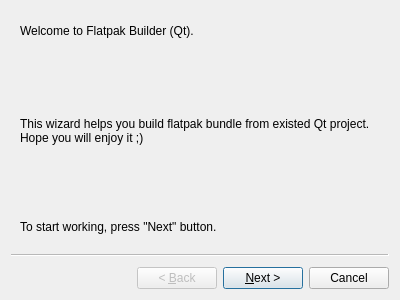
This is buildwizard.ui in zwpwjwtz/FlatpakBuilder-qt as Qt 5 draws it before an edit. The edited form follows.
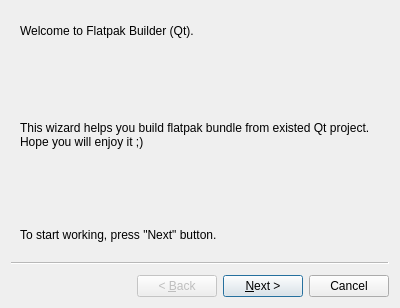
This is the edited form. The open tabs and pages were chosen to show the change. Icons and pictures are not drawn.

Patch:
```diff
--- a/buildwizard.ui
+++ b/buildwizard.ui
@@ -7,7 +7,7 @@
     <x>0</x>
     <y>0</y>
     <width>400</width>
-    <height>300</height>
+    <height>308</height>
    </rect>
   </property>
   <property name="windowTitle">
```
Left out of the diff: 84 changed lines with no effect on the pictures.
